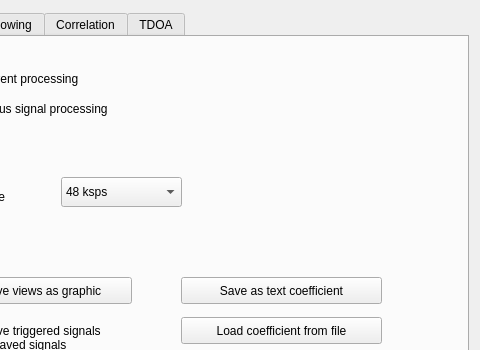
First picture: the form in forms/centralwidget.ui, repository zienek/trakker, before the edit; both pictures show x 654 to 1134 and y 0 to 350 of the 1134 by 728 pixel window.
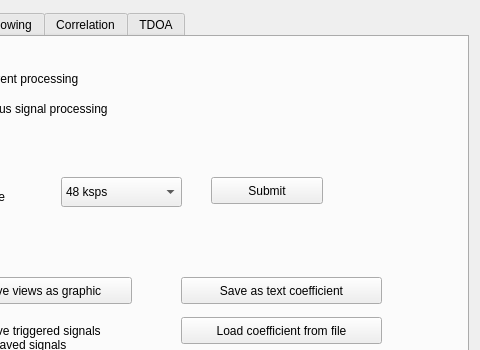
Second picture: the form after the edit.

The edit to the form file:
```diff
--- a/forms/centralwidget.ui
+++ b/forms/centralwidget.ui
@@ -400,6 +400,19 @@
             <string>Load coefficient from file</string>
            </property>
           </widget>
+          <widget class="QPushButton" name="pushButton_15">
+           <property name="geometry">
+            <rect>
+             <x>300</x>
+             <y>140</y>
+             <width>112</width>
+             <height>27</height>
+            </rect>
+           </property>
+           <property name="text">
+            <string>Submit</string>
+           </property>
+          </widget>
          </widget>
          <widget class="QWidget" name="Windowing">
           <property name="toolTip">
```
